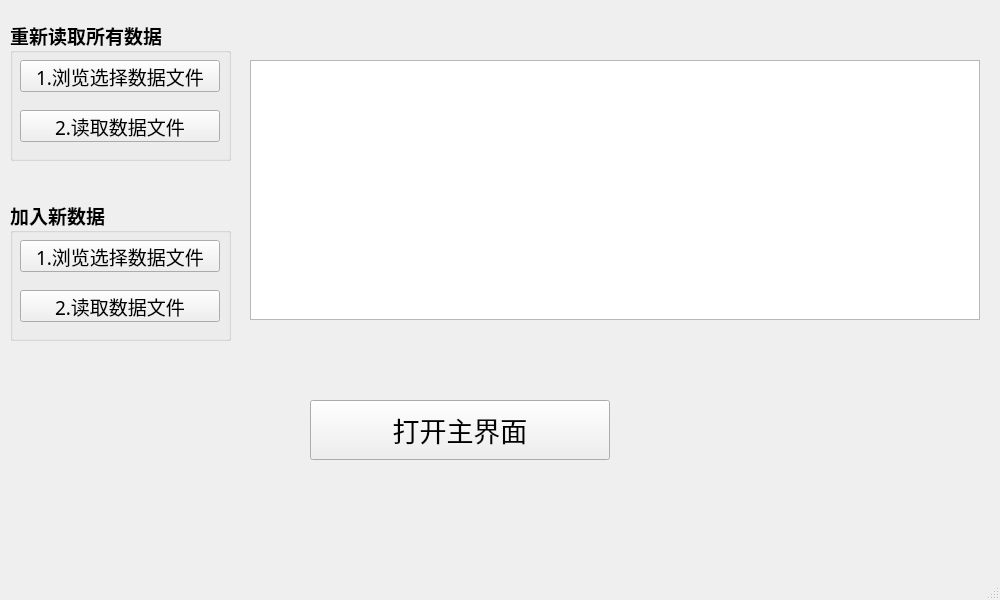
Before: the Qt Designer form Import_Data.ui in jchxu/GUI_Coal_Base, drawn with Qt 5.
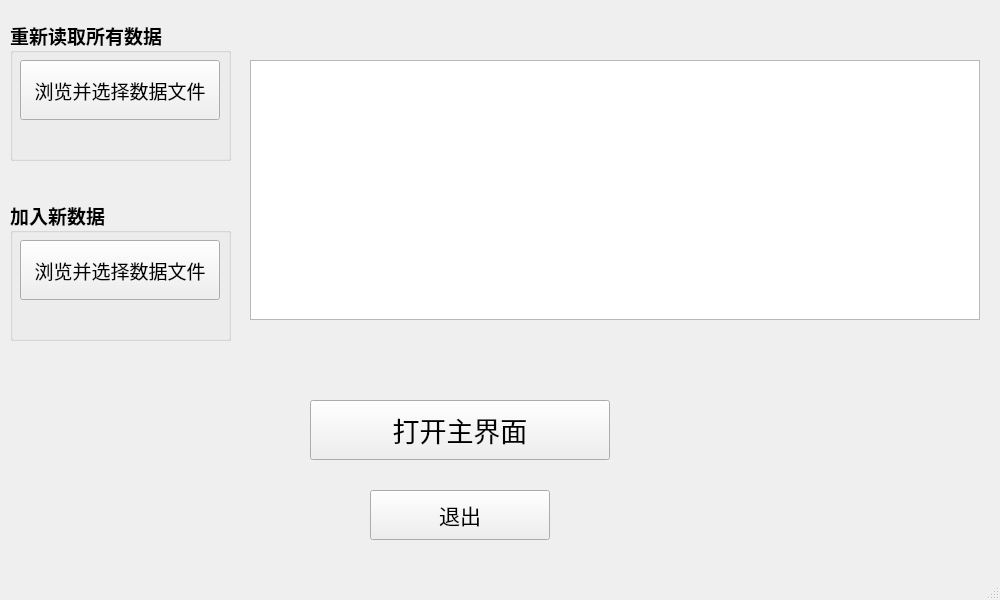
After: the same form once the commit is applied.

Commit message: 1.主要界面元素设计 2.数据导入函数

```diff
--- a/Import_Data.ui
+++ b/Import_Data.ui
@@ -86,7 +86,7 @@
        <x>10</x>
        <y>40</y>
        <width>200</width>
-       <height>32</height>
+       <height>60</height>
       </rect>
      </property>
      <property name="font">
@@ -95,31 +95,42 @@
        <pointsize>14</pointsize>
        <weight>50</weight>
        <bold>false</bold>
+       <strikeout>false</strikeout>
+       <kerning>true</kerning>
       </font>
      </property>
-     <property name="text">
-      <string>1.浏览选择数据文件</string>
+     <property name="contextMenuPolicy">
+      <enum>Qt::DefaultContextMenu</enum>
      </property>
-    </widget>
-    <widget class="QPushButton" name="reload_btn">
-     <property name="geometry">
-      <rect>
-       <x>10</x>
-       <y>90</y>
-       <width>200</width>
-       <height>32</height>
-      </rect>
+     <property name="acceptDrops">
+      <bool>false</bool>
      </property>
-     <property name="font">
-      <font>
-       <family>新宋体</family>
-       <pointsize>14</pointsize>
-       <weight>50</weight>
-       <bold>false</bold>
-      </font>
+     <property name="layoutDirection">
+      <enum>Qt::LeftToRight</enum>
      </property>
      <property name="text">
-      <string>2.读取数据文件</string>
+      <string>浏览并选择数据文件</string>
+     </property>
+     <property name="checkable">
+      <bool>false</bool>
+     </property>
+     <property name="autoRepeat">
+      <bool>false</bool>
+     </property>
+     <property name="autoExclusive">
+      <bool>false</bool>
+     </property>
+     <property name="autoRepeatInterval">
+      <number>97</number>
+     </property>
+     <property name="autoDefault">
+      <bool>false</bool>
+     </property>
+     <property name="default">
+      <bool>false</bool>
+     </property>
+     <property name="flat">
+      <bool>false</bool>
      </property>
     </widget>
    </widget>
@@ -149,7 +160,7 @@
        <x>10</x>
        <y>40</y>
        <width>200</width>
-       <height>32</height>
+       <height>60</height>
       </rect>
      </property>
      <property name="font">
@@ -161,30 +172,30 @@
       </font>
      </property>
      <property name="text">
-      <string>1.浏览选择数据文件</string>
+      <string>浏览并选择数据文件</string>
      </property>
     </widget>
-    <widget class="QPushButton" name="append_btn">
+   </widget>
+   <widget class="QPushButton" name="quit_btn">
      <property name="geometry">
       <rect>
-       <x>10</x>
-       <y>90</y>
-       <width>200</width>
-       <height>32</height>
+      <x>370</x>
+      <y>490</y>
+      <width>180</width>
+      <height>50</height>
       </rect>
      </property>
      <property name="font">
       <font>
        <family>新宋体</family>
-       <pointsize>14</pointsize>
+      <pointsize>16</pointsize>
        <weight>50</weight>
        <bold>false</bold>
       </font>
      </property>
      <property name="text">
-      <string>2.读取数据文件</string>
-     </property>
-    </widget>
+     <string>退出</string>
+    </property>
    </widget>
    <zorder>groupBox</zorder>
    <zorder>textEdit</zorder>
```
Left out of the diff: 30 changed lines with no effect on the pictures. Lines whose indentation alone changed are shown as unchanged. The commit also changes 5 other files.
